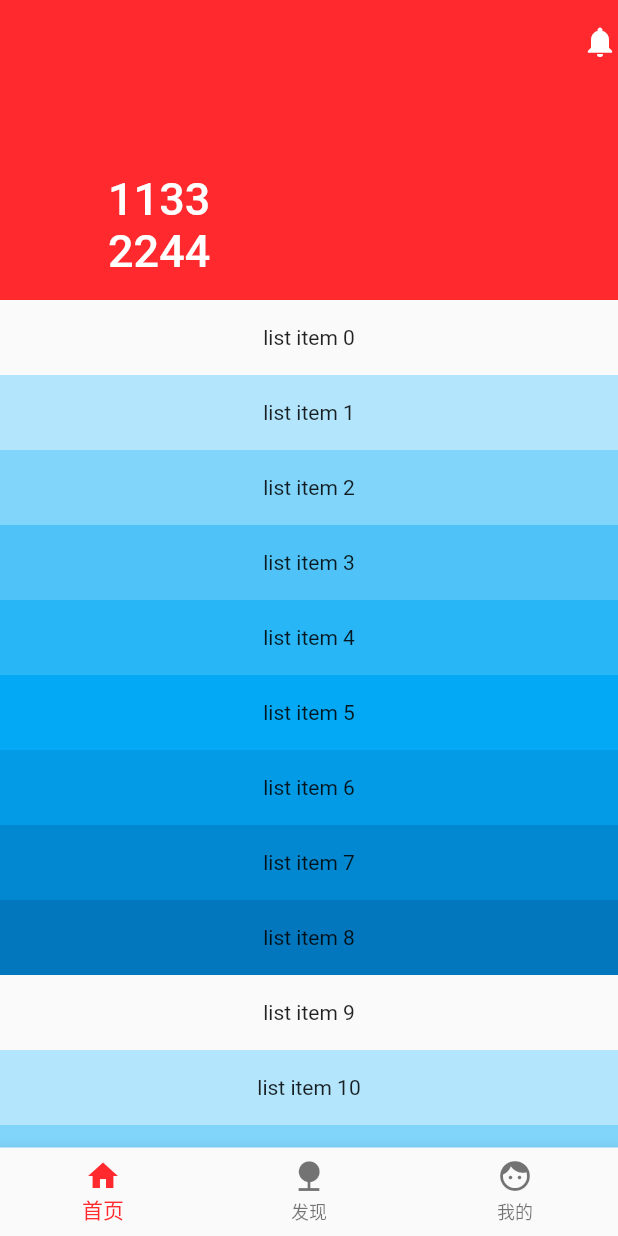
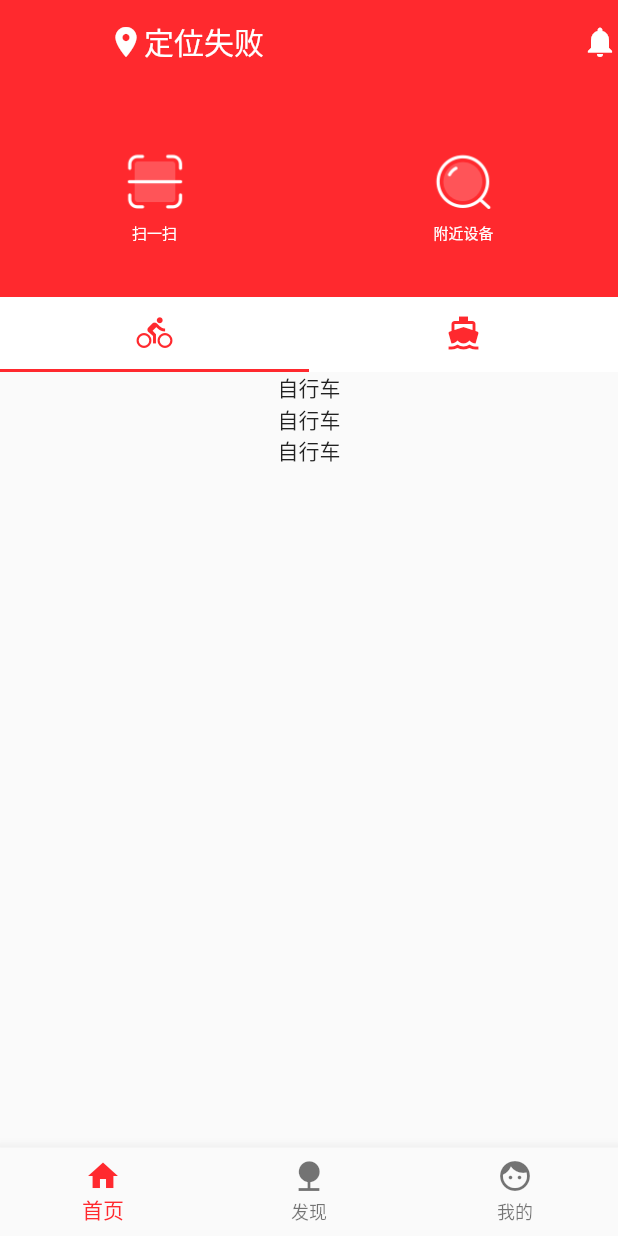
Before and after one commit to lqos/FlutterDemo, a Flutter app: the HomePage screen opened by its route, on a phone screen of 412 x 824 dp. Run offline on Flutter 3.47's test engine with Material 2 defaults, Android fonts, the phone set to English and light mode, and no system bars; our stand-ins replace cached_network_image, dio, flutter_redux, redux, shared_preferences; missing offline and left inert: flutter_webview_plugin; accounts and stored records are empty; generated files the repository leaves out were written again.

Commit message:
首页初步成形一

```diff
--- a/lib/page/demo/MyHomePage.dart
+++ b/lib/page/demo/MyHomePage.dart
@@ -1,3 +1,4 @@
+import 'package:example01/utils/utils.dart';
 import 'package:flutter/material.dart';
 
 class MyHomePage extends StatefulWidget {
@@ -7,17 +8,21 @@ class MyHomePage extends StatefulWidget {
   }
 }
 
-class MyHomePageState extends State<MyHomePage> with TickerProviderStateMixin {
+class MyHomePageState extends State<MyHomePage>
+    with TickerProviderStateMixin, SingleTickerProviderStateMixin {
   Color c;
   Color c2;
   ScrollController controller;
   double height = 150;
-  bool top = false;
+  double wh = 45;
+  double wh2 = 30;
+  bool top = true;
+  TabController _tabController;
 
   @override
   void initState() {
     super.initState();
-    tabController = DefaultTabController.of(context);
+    _tabController = new TabController(vsync: this, length: 3);
     c = Color.fromARGB(0, 255, 255, 255);
 
     c2 = Color.fromARGB(255, 255, 255, 255);
@@ -43,7 +48,159 @@ class MyHomePageState extends State<MyHomePage> with TickerProviderStateMixin {
     });
   }
 
-  gettitle() {
+  /*对应消息点击事件*/
+  onclickMessage() {
+    LoggerUtils.p("消息");
+  }
+
+  /*对应附近设备点击事件*/
+  onclickNear() {
+    LoggerUtils.p("附近");
+  }
+
+  /*对应扫一扫点击事件*/
+  onclickScan() {
+    LoggerUtils.p("扫一扫");
+  }
+
+  @override
+  Widget build(BuildContext context) {
+    return CustomScrollView(
+      controller: controller,
+      slivers: <Widget>[
+        SliverAppBar(
+          pinned: true,
+          leading: InkWell(
+            onTap: onclickScan,
+            child: Container(
+              alignment: Alignment.center,
+              child: Image.asset('images/ic_zxing.png',
+                  height: DensityUtil.getwx(context, wh2),
+                  width: DensityUtil.getwx(context, wh2),
+                  color: c),
+            ),
+          ),
+          expandedHeight: height + 48,
+          actions: <Widget>[
+            InkWell(
+                onTap: onclickMessage,
+                child: Icon(
+                  Icons.notifications,
+                  color: c2,
+                )),
+          ],
+          title: titleWidget(),
+          flexibleSpace: new Container(
+            alignment: Alignment.bottomCenter,
+            padding: EdgeInsets.fromLTRB(0, 60, 0, 0),
+            child: Row(
+                mainAxisAlignment: MainAxisAlignment.spaceAround,
+                children: <Widget>[
+                  scanfWithTextWidget(),
+                  nearDeviceWithTextWidget(),
+                ]),
+          ),
+        ),
+        SliverPersistentHeader(
+          pinned: true,
+          delegate: _SliverAppBarDelegate(
+              minHeight: 50, maxHeight: 50, child: topTab()),
+        ),
+        SliverFillViewport(
+            delegate: _SliverChildDelegate(
+                minHeight: 300, maxHeight: 300, child: tabBarView())),
+      ],
+    );
+  }
+
+  //扫一扫
+  Widget scanfWithTextWidget() {
+    return InkWell(
+        onTap: onclickScan,
+        child: Column(
+          mainAxisAlignment: MainAxisAlignment.center,
+          children: <Widget>[
+            Image.asset('images/ic_zxing.png',
+                height: DensityUtil.getwx(context, top ? wh : 0),
+                width: DensityUtil.getwx(context, top ? wh : 0),
+                color: c2),
+            Text(
+              "扫一扫",
+              style: TextStyle(color: c2, fontSize: 10),
+            )
+          ],
+        ));
+  }
+
+  //附近
+  Widget nearDeviceWithTextWidget() {
+    return InkWell(
+        onTap: onclickNear,
+        child: Column(
+          mainAxisAlignment: MainAxisAlignment.center,
+          children: <Widget>[
+            Image.asset(
+              'images/ic_fujin.png',
+              color: c2,
+              height: DensityUtil.getwx(context, top ? wh : 0),
+              width: DensityUtil.getwx(context, top ? wh : 0),
+            ),
+            Text(
+              "附近设备",
+              style: TextStyle(color: c2, fontSize: 10),
+            )
+          ],
+        ));
+  }
+
+  topTab() {
+    return Container(
+      color: Colors.white,
+      child: new TabBar(
+        onTap: (index) {
+          LoggerUtils.p(index.toString());
+        },
+        tabs: <Widget>[
+          new Tab(
+            icon: new Icon(Icons.directions_bike,
+                color: Theme
+                    .of(context)
+                    .accentColor),
+          ),
+          new Tab(
+            icon: new Icon(Icons.directions_boat,
+                color: Theme
+                    .of(context)
+                    .accentColor),
+          ),
+        ],
+        controller: _tabController,
+      ),
+    );
+  }
+
+  tabBarView() {
+    return TabBarView(controller: _tabController, children: [
+      new Container(
+          child: new Column(
+            children: <Widget>[
+              Text('自行车'),
+              Text('自行车'),
+              Text('自行车'),
+            ],
+          )),
+      new Container(
+          child: new Column(
+            children: <Widget>[
+              Text('船'),
+              Text('船'),
+              Text('船'),
+            ],
+          )),
+    ]);
+  }
+
+  Widget titleWidget() {
     if (top) {
       return new Row(
         children: <Widget>[
@@ -52,79 +209,32 @@ class MyHomePageState extends State<MyHomePage> with TickerProviderStateMixin {
             color: c2,
           ),
           Text(
-            "定位失败0",
+            "定位失败",
             style: TextStyle(color: c2),
           )
         ],
       );
     } else {
-      return new Row(
-        children: <Widget>[
-          Icon(
-            Icons.notifications,
-            color: c,
-          )
-        ],
+      return InkWell(
+        onTap: onclickNear,
+        child: Image.asset('images/ic_fujin.png',
+            height: DensityUtil.getwx(context, wh2),
+            width: DensityUtil.getwx(context, wh2),
+            color: c),
       );
     }
   }
+}
 
-  TabController tabController;
+class HomeTabPage extends StatefulWidget {
+  @override
+  State<StatefulWidget> createState() => _HomeTabPageState();
+}
 
+class _HomeTabPageState extends State<HomeTabPage> {
   @override
   Widget build(BuildContext context) {
-    return CustomScrollView(
-      controller: controller,
-      slivers: <Widget>[
-        SliverAppBar(
-          pinned: true,
-          leading: Icon(
-            Icons.notifications,
-            color: c,
-          ),
-          expandedHeight: height + 50,
-          actions: <Widget>[
-            Icon(
-              Icons.notifications,
-              color: c2,
-            ),
-          ],
-          title: gettitle(),
-          flexibleSpace: FlexibleSpaceBar(
-            title: new Row(
-              mainAxisAlignment: MainAxisAlignment.start,
-              children: <Widget>[
-                new Column(
-                  mainAxisAlignment: MainAxisAlignment.end,
-                  children: <Widget>[
-                    Text(
-                      "11",
-                      style: TextStyle(color: c2),
-                    ),
-                    Text(
-                      "22",
-                      style: TextStyle(color: c2),
-                    )
-                  ],
-                ),
-                new Column(
-                  mainAxisAlignment: MainAxisAlignment.end,
-                  children: <Widget>[
-                    Text(
-                      "33",
-                      style: TextStyle(color: c2),
-                    ),
-                    Text(
-                      "44",
-                      style: TextStyle(color: c2),
-                    )
-                  ],
-                )
-              ],
-            ),
-          ),
-        ),
-        SliverFixedExtentList(
+    return SliverFixedExtentList(
       itemExtent: 50.0,
       delegate: SliverChildBuilderDelegate(
             (BuildContext context, int index) {
@@ -135,8 +245,68 @@ class MyHomePageState extends State<MyHomePage> with TickerProviderStateMixin {
           );
         },
       ),
-        ),
-      ],
     );
   }
 }
+
+class _SliverChildDelegate extends SliverChildDelegate {
+  _SliverChildDelegate({
+    @required this.minHeight,
+    @required this.maxHeight,
+    @required this.child,
+  });
+
+  @override
+  int get estimatedChildCount => 1;
+
+  final double minHeight;
+  final double maxHeight;
+  final Widget child;
+
+  @override
+  double get minExtent => minHeight;
+
+  @override
+  double get maxExtent => maxHeight;
+
+  @override
+  Widget build(BuildContext context, int index) => child;
+
+  @override
+  bool shouldRebuild(_SliverChildDelegate oldDelegate) {
+    return maxHeight != oldDelegate.maxHeight ||
+        minHeight != oldDelegate.minHeight ||
+        child != oldDelegate.child;
+  }
+}
+
+class _SliverAppBarDelegate extends SliverPersistentHeaderDelegate {
+  _SliverAppBarDelegate({
+    @required this.minHeight,
+    @required this.maxHeight,
+    @required this.child,
+  });
+
+  final double minHeight;
+  final double maxHeight;
+  final Widget child;
+
+  @override
+  double get minExtent => minHeight;
+
+  @override
+  double get maxExtent => maxHeight;
+
+  @override
+  Widget build(BuildContext context, double shrinkOffset,
+      bool overlapsContent) {
+    return new SizedBox.expand(child: child);
+  }
+
+  @override
+  bool shouldRebuild(_SliverAppBarDelegate oldDelegate) {
+    return maxHeight != oldDelegate.maxHeight ||
+        minHeight != oldDelegate.minHeight ||
+        child != oldDelegate.child;
+  }
+}
```
Also changed, not shown: pubspec.yaml (+1 -10 lines), images/ic_fujin.png (added), images/ic_zxing.png (added). Lines whose indentation alone changed are shown as unchanged.
